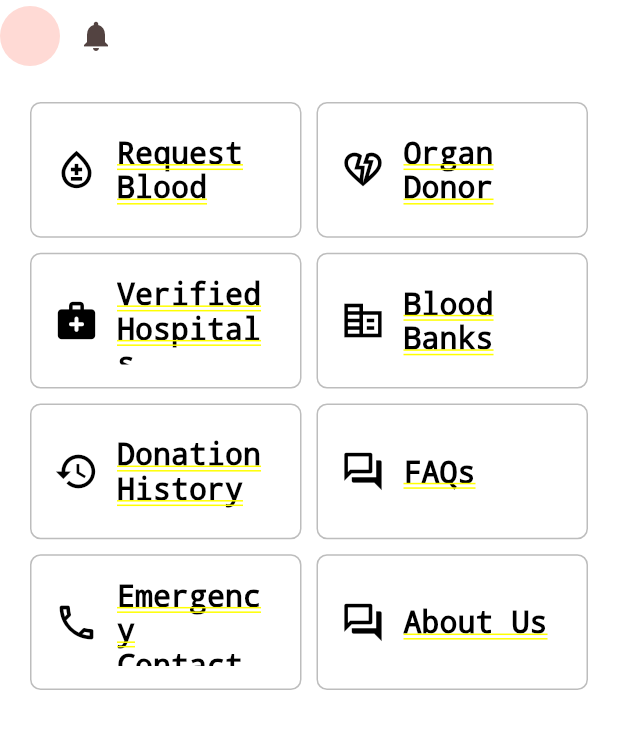
After one commit to Abdul-Hadi-Jalil/EsperFlow, a Flutter app: the screen it shows after launch, on a phone screen of 412 x 824 dp. The commit adds this screen. Shown: the top 729 px of the screen. Run offline on Flutter 3.47's test engine with Material 3 defaults, Android fonts, the phone set to English and light mode, and no system bars.

Commit message:
update screens to use scaffold as a parent widget. created the husk of home screen, created a new widget menu item card

```diff
--- a/lib/main.dart
+++ b/lib/main.dart
@@ -1,3 +1,4 @@
+import 'package:esperflow/screens/home_screen.dart';
 import 'package:esperflow/screens/login_screen.dart';
 import 'package:flutter/material.dart';
 
@@ -13,8 +14,8 @@ class MyApp extends StatelessWidget {
   Widget build(BuildContext context) {
     return MaterialApp(
       title: 'Flutter Demo',
-      theme: ThemeData(colorScheme: .fromSeed(seedColor: Colors.deepPurple)),
-      home: LoginScreen(),
+      theme: ThemeData(colorScheme: .fromSeed(seedColor: Colors.red)),
+      home: HomeScreen(),
     );
   }
 }
--- a/lib/screens/additional_information_screen.dart
+++ b/lib/screens/additional_information_screen.dart
@@ -14,7 +14,8 @@ class _AdditionalInformationScreenState
     extends State<AdditionalInformationScreen> {
   @override
   Widget build(BuildContext context) {
-    return Container(
+    return Scaffold(
+      body: Container(
         padding: EdgeInsets.all(10),
         child: Column(
           children: [
@@ -54,6 +55,7 @@ class _AdditionalInformationScreenState
             Text('Your data is secure and used only for donation purposes'),
           ],
         ),
+      ),
     );
   }
 }
--- /dev/null
+++ b/lib/screens/home_screen.dart
@@ -0,0 +1,83 @@
+import 'package:esperflow/widgets/menu_item_card.dart';
+import 'package:flutter/material.dart';
+
+class HomeScreen extends StatefulWidget {
+  const HomeScreen({super.key});
+
+  @override
+  State<HomeScreen> createState() => _HomeScreenState();
+}
+
+class _HomeScreenState extends State<HomeScreen> {
+  @override
+  Widget build(BuildContext context) {
+    return SingleChildScrollView(
+      child: Container(
+        color: Colors.white,
+        child: Column(
+          children: [
+            Row(
+              children: [
+                // circle avatar
+                CircleAvatar(),
+
+                // logo
+                // TODO: put the logo , or image of esperflow
+
+                // notification bell icon
+                IconButton(onPressed: () {}, icon: Icon(Icons.notifications)),
+              ],
+            ),
+
+            // grid view of menu items for user
+            Padding(
+              padding: EdgeInsetsGeometry.all(20),
+              child: GridView.count(
+                mainAxisSpacing: 10,
+                crossAxisSpacing: 10,
+                childAspectRatio: 2,
+                crossAxisCount: 2,
+                shrinkWrap: true,
+                physics: NeverScrollableScrollPhysics(),
+                children: [
+                  MenuItemCard(
+                    iconData: Icons.bloodtype_outlined,
+                    text: "Request Blood",
+                  ),
+                  MenuItemCard(
+                    iconData: Icons.heart_broken_outlined,
+                    text: "Organ Donor",
+                  ),
+                  MenuItemCard(
+                    iconData: Icons.medical_services_rounded,
+                    text: "Verified Hospitals",
+                  ),
+                  MenuItemCard(
+                    iconData: Icons.corporate_fare_outlined,
+                    text: "Blood Banks",
+                  ),
+                  MenuItemCard(
+                    iconData: Icons.history,
+                    text: "Donation History",
+                  ),
+                  MenuItemCard(
+                    iconData: Icons.question_answer_outlined,
+                    text: "FAQs",
+                  ),
+                  MenuItemCard(
+                    iconData: Icons.phone_outlined,
+                    text: "Emergency Contact",
+                  ),
+                  MenuItemCard(
+                    iconData: Icons.question_answer_outlined,
+                    text: "About Us",
+                  ),
+                ],
+              ),
+            ),
+          ],
+        ),
+      ),
+    );
+  }
+}
--- a/lib/screens/login_screen.dart
+++ b/lib/screens/login_screen.dart
@@ -7,7 +7,8 @@ class LoginScreen extends StatelessWidget {
 
   @override
   Widget build(BuildContext context) {
-    return Container(
+    return Scaffold(
+      body: Container(
         padding: EdgeInsets.all(10),
         child: Column(
           children: [
@@ -38,6 +39,7 @@ class LoginScreen extends StatelessWidget {
             ),
           ],
         ),
+      ),
     );
   }
 }
--- a/lib/screens/register_screen.dart
+++ b/lib/screens/register_screen.dart
@@ -7,7 +7,8 @@ class RegisterScreen extends StatelessWidget {
 
   @override
   Widget build(BuildContext context) {
-    return Container(
+    return Scaffold(
+      body: Container(
         padding: EdgeInsets.all(10),
         child: Column(
           children: [
@@ -33,6 +34,7 @@ class RegisterScreen extends StatelessWidget {
             MyCustomButtom(),
           ],
         ),
+      ),
     );
   }
 }
--- /dev/null
+++ b/lib/widgets/menu_item_card.dart
@@ -0,0 +1,31 @@
+import 'package:flutter/material.dart';
+
+class MenuItemCard extends StatelessWidget {
+  final IconData iconData;
+  final String text;
+  const MenuItemCard({super.key, required this.iconData, required this.text});
+
+  @override
+  Widget build(BuildContext context) {
+    return Container(
+      padding: EdgeInsets.only(left: 15, top: 15, bottom: 15, right: 25),
+      decoration: BoxDecoration(
+        border: Border.all(width: 1, color: Colors.grey.shade400),
+        borderRadius: BorderRadius.circular(7),
+        color: Colors.white,
+      ),
+      child: Row(
+        children: [
+          Icon(iconData, size: 30, color: Colors.black),
+          SizedBox(width: 12),
+          Expanded(
+            child: Text(
+              text,
+              style: TextStyle(fontSize: 20, color: Colors.black),
+            ),
+          ),
+        ],
+      ),
+    );
+  }
+}
```
Lines whose indentation alone changed are shown as unchanged.
